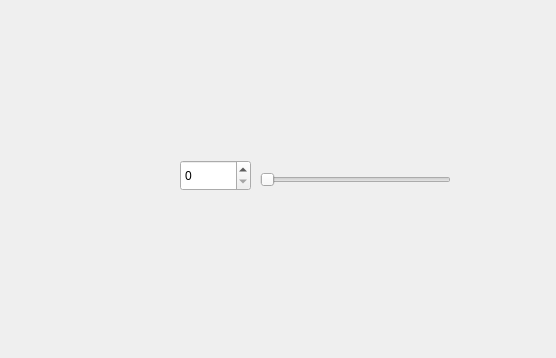
Qt form mywindow.ui (Lil-El/QT) before a commit.
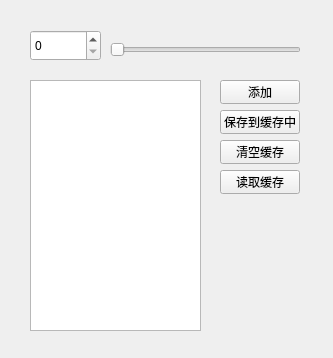
The same form after that commit.

Commit message: Qt Vector use and iterator.

The edit to the form file:
```diff
--- a/mywindow.ui
+++ b/mywindow.ui
@@ -6,7 +6,7 @@
    <rect>
     <x>0</x>
     <y>0</y>
-    <width>556</width>
+    <width>333</width>
     <height>358</height>
    </rect>
   </property>
@@ -16,8 +16,8 @@
   <widget class="QSpinBox" name="spinBox">
    <property name="geometry">
     <rect>
-     <x>180</x>
-     <y>160</y>
+     <x>30</x>
+     <y>30</y>
      <width>71</width>
      <height>31</height>
     </rect>
@@ -26,8 +26,8 @@
   <widget class="QSlider" name="horizontalSlider">
    <property name="geometry">
     <rect>
-     <x>260</x>
-     <y>170</y>
+     <x>110</x>
+     <y>40</y>
      <width>191</width>
      <height>20</height>
     </rect>
@@ -36,6 +36,74 @@
     <enum>Qt::Horizontal</enum>
    </property>
   </widget>
+  <widget class="QPushButton" name="addButton">
+   <property name="geometry">
+    <rect>
+     <x>220</x>
+     <y>80</y>
+     <width>80</width>
+     <height>24</height>
+    </rect>
+   </property>
+   <property name="text">
+    <string>添加</string>
+   </property>
+  </widget>
+  <widget class="QListWidget" name="list">
+   <property name="geometry">
+    <rect>
+     <x>30</x>
+     <y>80</y>
+     <width>171</width>
+     <height>251</height>
+    </rect>
+   </property>
+   <property name="currentRow">
+    <number>-1</number>
+   </property>
+  </widget>
+  <widget class="QPushButton" name="saveButton">
+   <property name="geometry">
+    <rect>
+     <x>220</x>
+     <y>110</y>
+     <width>80</width>
+     <height>24</height>
+    </rect>
+   </property>
+   <property name="toolTip">
+    <string>&lt;html&gt;&lt;head/&gt;&lt;body&gt;&lt;p&gt;将当前的List数据全部保存到缓存中（覆盖）。&lt;/p&gt;&lt;/body&gt;&lt;/html&gt;</string>
+   </property>
+   <property name="text">
+    <string>保存到缓存中</string>
+   </property>
+  </widget>
+  <widget class="QPushButton" name="clearCacheButton">
+   <property name="geometry">
+    <rect>
+     <x>220</x>
+     <y>140</y>
+     <width>80</width>
+     <height>24</height>
+    </rect>
+   </property>
+   <property name="text">
+    <string>清空缓存</string>
+   </property>
+  </widget>
+  <widget class="QPushButton" name="loadCacheButton">
+   <property name="geometry">
+    <rect>
+     <x>220</x>
+     <y>170</y>
+     <width>80</width>
+     <height>24</height>
+    </rect>
+   </property>
+   <property name="text">
+    <string>读取缓存</string>
+   </property>
+  </widget>
  </widget>
  <resources/>
  <connections/>
```
The commit also changes 2 other files.
